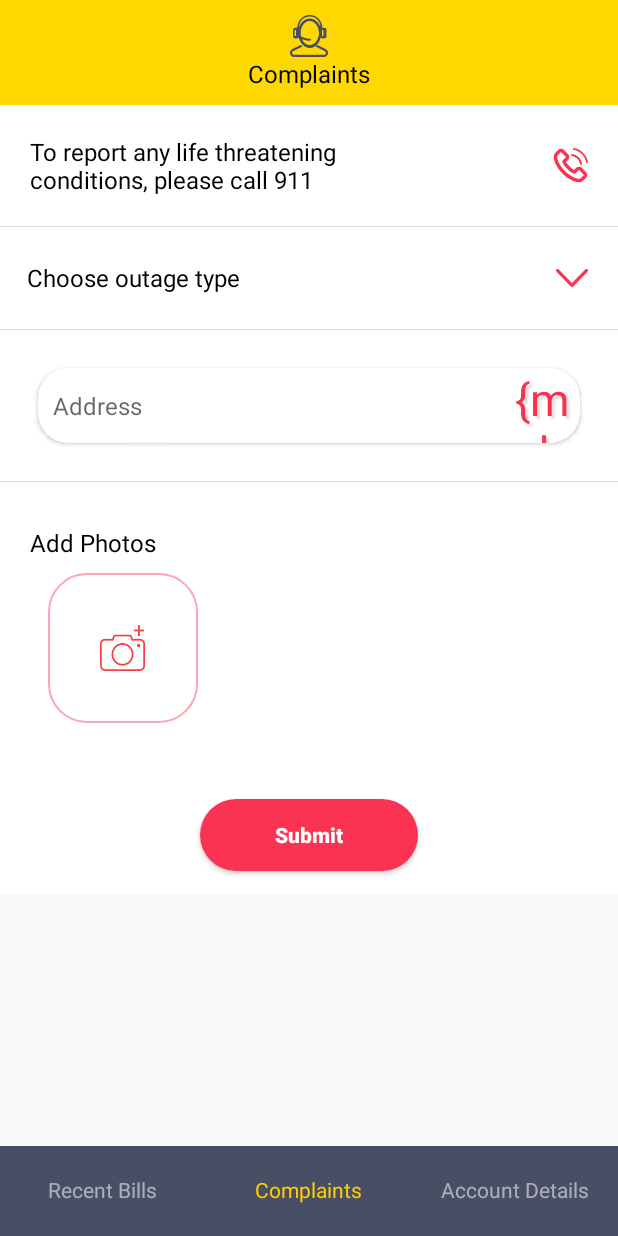
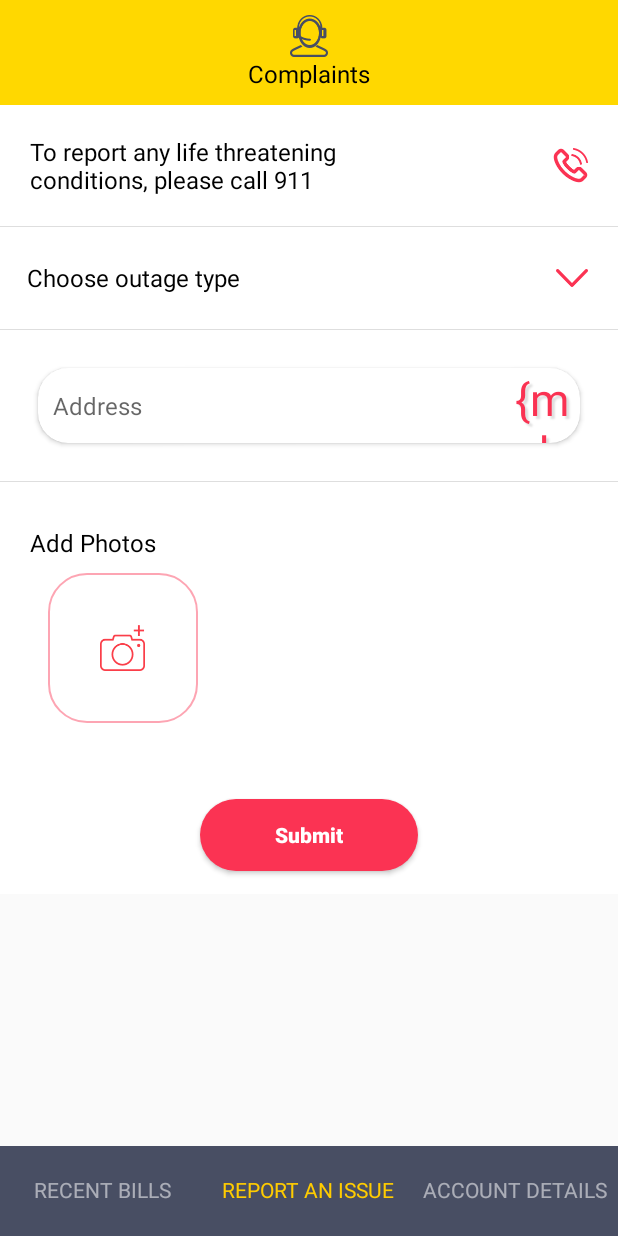
Before and after one commit to lakshmanraob/MyUtils, an Android app: the ComplaintsFragment screen opened directly, with no data from a screen before it, on a phone screen of 412 x 824 dp. Run offline under Robolectric (Android 15) with nearby library versions, the light colour scheme and no system bars; our stand-ins replace ButterKnife; libraries missing offline, so code that uses them is left out: com.joanzapata.iconify; plain views replace IconTextView.

Commit message:
update in the strings as james comments

```diff
--- a/app/src/main/res/values/strings.xml
+++ b/app/src/main/res/values/strings.xml
@@ -12,8 +12,10 @@
     <string name="ok">Ok</string>
     <array name="outage_type">
         <item>@string/outage_select</item>
-        <item>No power supply available</item>
-        <item>Damage to an electric pole</item>
+        <item>Streetlight Outage</item>
+        <item>Safety Concern</item>
+        <item>Power Outage</item>
+        <item>Others</item>
     </array>
 
     <string name="hint_password">Password</string>
@@ -38,7 +40,7 @@
     <string name="no_match">No Match</string>
 
     <!--  -->
-    <string name="recent_bills_title">Recent Bills</string>
-    <string name="complaints_title">@string/complaints</string>
-    <string name="account_details_title">Account Details</string>
+    <string name="recent_bills_title">RECENT BILLS</string>
+    <string name="complaints_title">REPORT AN ISSUE</string>
+    <string name="account_details_title">ACCOUNT DETAILS</string>
 </resources>
```
